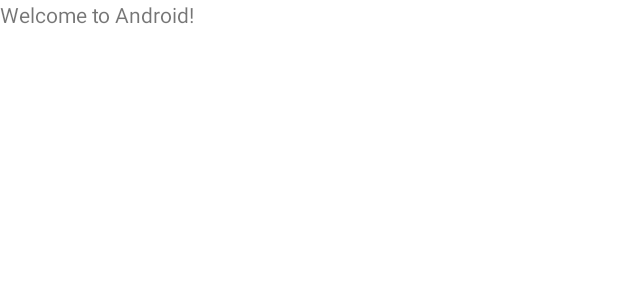
After one commit to Fot0Nz/AndroidStartPoj, an Android app: the layout second_layout.xml on its own in the app's theme, with its tools: preview values and no code run, on a phone screen of 412 x 824 dp. The commit adds this screen. Shown: the top 300 px of the screen. Run offline under Robolectric (Android 15) with nearby library versions, the phone set to English and light mode, and no system bars.

Commit message:
Added java screen configuration example with Constraint Layout finish

```diff
--- /dev/null
+++ b/app/src/main/res/layout/second_layout.xml
@@ -0,0 +1,12 @@
+<?xml version="1.0" encoding="utf-8"?>
+<androidx.constraintlayout.widget.ConstraintLayout xmlns:android="http://schemas.android.com/apk/res/android"
+    android:layout_width="match_parent"
+    android:layout_height="match_parent">
+
+    <TextView
+        android:id="@+id/header"
+        android:text="Welcome to Android!"
+        android:tsxtSize="26sp"
+        android:layout_width="match_parent"
+        android:layout_height="match_parent"/>
+</androidx.constraintlayout.widget.ConstraintLayout>
```
Also changed, not shown: app/src/main/java/ru/synergy/androidstartpoj/MainActivity.java (+23 -18 lines), app/src/main/res/layout/activity_main.xml (line endings or trailing spaces).
